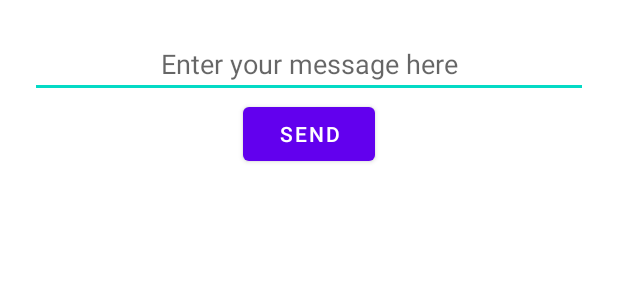
After one commit to Hodjy/Android-Management-App, an Android app: the layout activity_message.xml on its own in the app's theme, with its tools: preview values and no code run, on a phone screen of 412 x 824 dp. The commit adds this screen. Shown: the top 300 px of the screen. Run offline under Robolectric (Android 15) with nearby library versions, the phone set to English and light mode, and no system bars.

Commit message:
Added id's for the layouts and created message activity

```diff
--- a/ManagementApp/app/src/main/java/com/example/managementapp/MainActivity.java
+++ b/ManagementApp/app/src/main/java/com/example/managementapp/MainActivity.java
@@ -7,8 +7,6 @@ import android.widget.TextClock;
 
 public class MainActivity extends AppCompatActivity {
 
-
-
     @Override
     protected void onCreate(Bundle savedInstanceState) {
         super.onCreate(savedInstanceState);
--- /dev/null
+++ b/ManagementApp/app/src/main/res/layout/activity_message.xml
@@ -0,0 +1,28 @@
+<?xml version="1.0" encoding="utf-8"?>
+<LinearLayout xmlns:android="http://schemas.android.com/apk/res/android"
+    xmlns:app="http://schemas.android.com/apk/res-auto"
+    xmlns:tools="http://schemas.android.com/tools"
+    android:orientation="vertical"
+    android:layout_width="match_parent"
+    android:layout_height="match_parent"
+    android:padding="20dp"
+    tools:context=".MessageActivity">
+
+    <EditText
+        android:id="@+id/message_to_send"
+        android:layout_width="match_parent"
+        android:layout_height="wrap_content"
+        android:ems="10"
+        android:gravity="center"
+        android:hint="@string/message_to_send_hint"
+        android:layout_gravity="center_horizontal"/>
+
+    <Button
+        android:id="@+id/send_text_btn"
+        android:layout_width="wrap_content"
+        android:layout_height="wrap_content"
+        android:layout_marginBottom="16dp"
+        android:text="@string/send_message"
+        android:layout_gravity="center"/>
+
+</LinearLayout>
--- a/ManagementApp/app/src/main/res/values/strings.xml
+++ b/ManagementApp/app/src/main/res/values/strings.xml
@@ -1,4 +1,5 @@
 <resources>
+    # Main activity strings:
     <string name="app_name">ManagementApp</string>
     <string name="gps_text">Find where I am</string>
     <string name="calendar_text">Manage calendar</string>
@@ -6,4 +7,10 @@
     <string name="alarm_clock_text">Set an alarm</string>
     <string name="add_contact_text">Add contact</string>
     <string name="phone_statistics_text">Phone statistics</string>
+
+    # Message activity strings:
+    <string name="message_to_send_hint">Enter your message here</string>
+    <string name="send_message">Send</string>
+
+
 </resources>
```
Also changed, not shown: ManagementApp/app/src/main/java/com/example/managementapp/MessageActivity.java (added, +48 -0 lines), ManagementApp/app/src/main/res/layout/activity_main.xml (+14 -7 lines).
